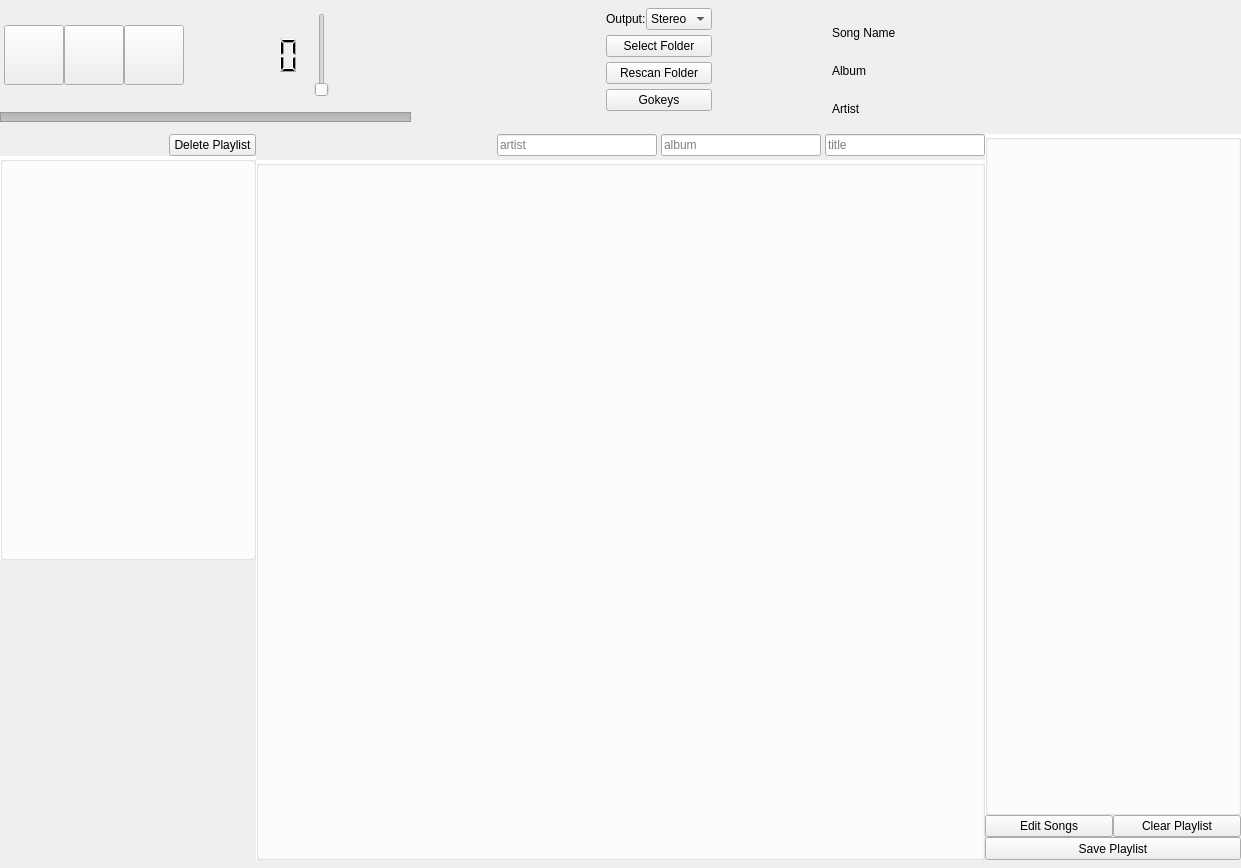
Before: the Qt Designer form main.ui in fabiomdiniz/Frey, drawn with Qt 5.
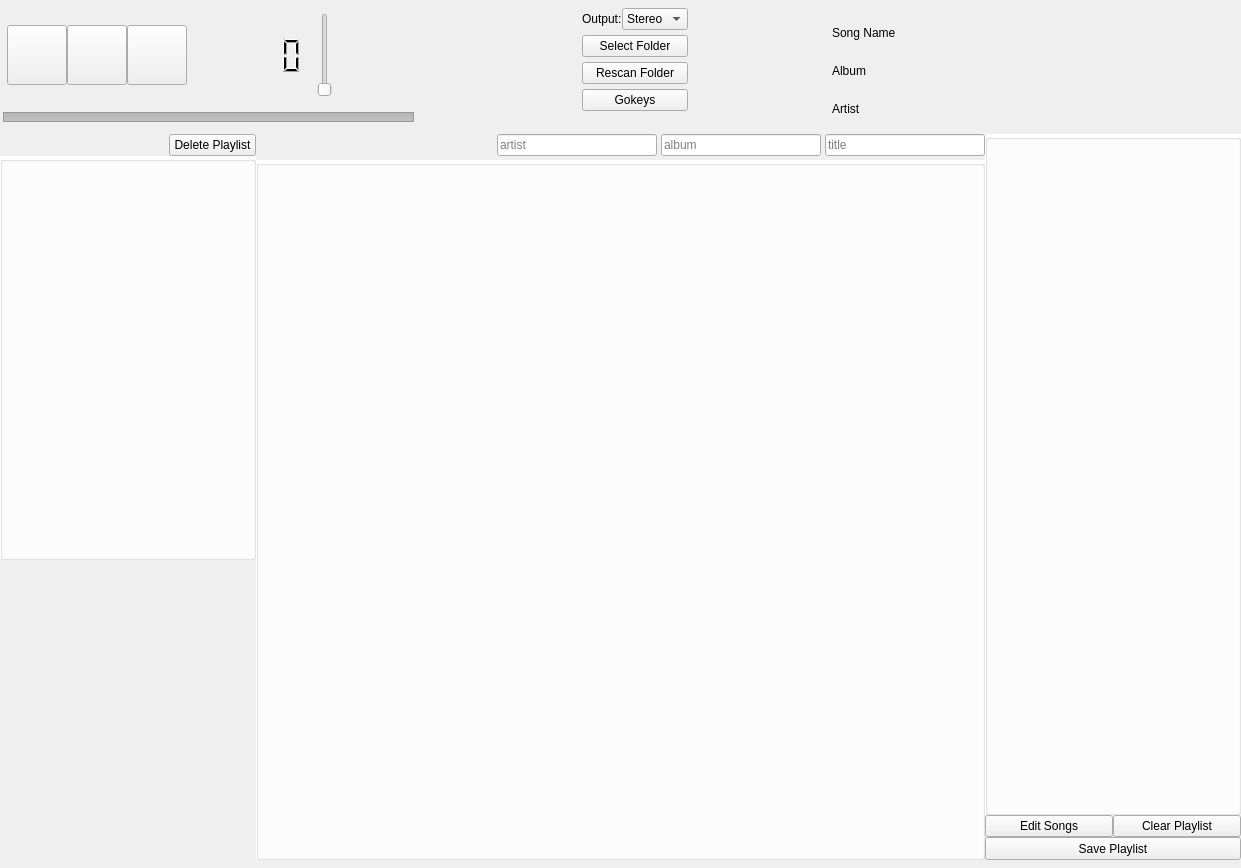
After: the same form once the commit is applied. Icons and pictures are not drawn.

Patch:
```diff
--- a/main.ui
+++ b/main.ui
@@ -39,7 +39,23 @@
        <number>0</number>
       </property>
       <item>
-       <layout class="QHBoxLayout" name="horizontalLayout_3" stretch="0,0,0,0,0,0">
+       <layout class="QHBoxLayout" name="horizontalLayout_3" stretch="0,0,0,0,0,0,0,0">
+        <item>
+         <spacer name="horizontalSpacer_7">
+          <property name="orientation">
+           <enum>Qt::Horizontal</enum>
+          </property>
+          <property name="sizeType">
+           <enum>QSizePolicy::Fixed</enum>
+          </property>
+          <property name="sizeHint" stdset="0">
+           <size>
+            <width>3</width>
+            <height>20</height>
+           </size>
+          </property>
+         </spacer>
+        </item>
         <item>
          <layout class="QVBoxLayout" name="verticalLayout_4">
           <item>
@@ -486,7 +502,7 @@
           </property>
           <property name="sizeHint" stdset="0">
            <size>
-            <width>10</width>
+            <width>17</width>
             <height>20</height>
            </size>
           </property>
@@ -523,6 +539,22 @@
           </property>
          </widget>
         </item>
+        <item>
+         <spacer name="horizontalSpacer_6">
+          <property name="orientation">
+           <enum>Qt::Horizontal</enum>
+          </property>
+          <property name="sizeType">
+           <enum>QSizePolicy::Fixed</enum>
+          </property>
+          <property name="sizeHint" stdset="0">
+           <size>
+            <width>17</width>
+            <height>20</height>
+           </size>
+          </property>
+         </spacer>
+        </item>
         <item>
          <widget class="QWidget" name="infowidget" native="true">
           <property name="styleSheet">
```
